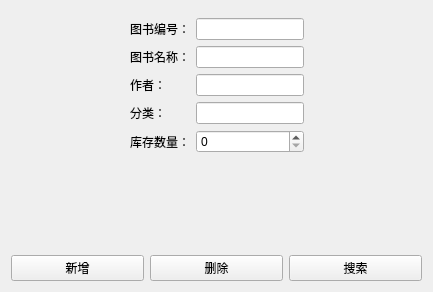
This is bookpanel.ui in kalpas-boy/QtZhxm as Qt 5 draws it before an edit. The edited form follows.
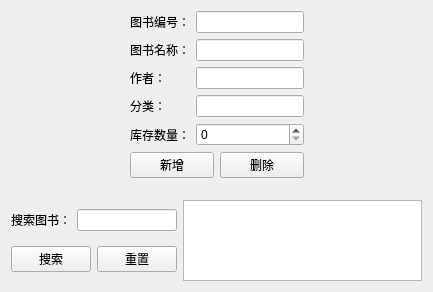
This is the edited form.

Patch:
```diff
--- a/bookpanel.ui
+++ b/bookpanel.ui
@@ -13,7 +13,7 @@
   <property name="windowTitle">
    <string>Form</string>
   </property>
-  <layout class="QVBoxLayout" name="verticalLayout">
+  <layout class="QVBoxLayout" name="verticalLayout_3">
    <item>
     <spacer name="verticalSpacer_2">
      <property name="orientation">
@@ -43,6 +43,8 @@
       </spacer>
      </item>
      <item>
+      <layout class="QVBoxLayout" name="verticalLayout">
+       <item>
       <layout class="QFormLayout" name="formLayout">
        <item row="0" column="0">
         <widget class="QLabel" name="label">
@@ -97,34 +99,6 @@
       </layout>
      </item>
      <item>
-      <spacer name="horizontalSpacer_2">
-       <property name="orientation">
-        <enum>Qt::Orientation::Horizontal</enum>
-       </property>
-       <property name="sizeHint" stdset="0">
-        <size>
-         <width>40</width>
-         <height>20</height>
-        </size>
-       </property>
-      </spacer>
-     </item>
-    </layout>
-   </item>
-   <item>
-    <spacer name="verticalSpacer">
-     <property name="orientation">
-      <enum>Qt::Orientation::Vertical</enum>
-     </property>
-     <property name="sizeHint" stdset="0">
-      <size>
-       <width>20</width>
-       <height>128</height>
-      </size>
-     </property>
-    </spacer>
-   </item>
-   <item>
     <layout class="QHBoxLayout" name="horizontalLayout">
      <item>
       <widget class="QPushButton" name="addBookBtn">
@@ -134,18 +108,84 @@
       </widget>
      </item>
      <item>
-      <widget class="QPushButton" name="searchBookBtn">
+          <widget class="QPushButton" name="delBookBtn">
        <property name="text">
         <string>删除</string>
        </property>
       </widget>
      </item>
+        </layout>
+       </item>
+      </layout>
+     </item>
      <item>
-      <widget class="QPushButton" name="searchBookBtn_2">
+      <spacer name="horizontalSpacer_2">
+       <property name="orientation">
+        <enum>Qt::Orientation::Horizontal</enum>
+       </property>
+       <property name="sizeHint" stdset="0">
+        <size>
+         <width>40</width>
+         <height>20</height>
+        </size>
+       </property>
+      </spacer>
+     </item>
+    </layout>
+   </item>
+   <item>
+    <spacer name="verticalSpacer">
+     <property name="orientation">
+      <enum>Qt::Orientation::Vertical</enum>
+     </property>
+     <property name="sizeHint" stdset="0">
+      <size>
+       <width>20</width>
+       <height>128</height>
+      </size>
+     </property>
+    </spacer>
+   </item>
+   <item>
+    <layout class="QHBoxLayout" name="horizontalLayout_5">
+     <item>
+      <layout class="QVBoxLayout" name="verticalLayout_2">
+       <item>
+        <layout class="QHBoxLayout" name="horizontalLayout_3">
+         <item>
+          <widget class="QLabel" name="label_6">
+           <property name="text">
+            <string>搜索图书：</string>
+           </property>
+          </widget>
+         </item>
+         <item>
+          <widget class="QLineEdit" name="bookSearchEdit"/>
+         </item>
+        </layout>
+       </item>
+       <item>
+        <layout class="QHBoxLayout" name="horizontalLayout_4">
+         <item>
+          <widget class="QPushButton" name="searchBookBtn">
        <property name="text">
         <string>搜索</string>
        </property>
       </widget>
+         </item>
+         <item>
+          <widget class="QPushButton" name="resetSearchBtn">
+           <property name="text">
+            <string>重置</string>
+           </property>
+          </widget>
+         </item>
+        </layout>
+       </item>
+      </layout>
+     </item>
+     <item>
+      <widget class="QTableView" name="bookTableView"/>
      </item>
     </layout>
    </item>
```
Left out of the diff: 4 changed lines with no effect on the pictures. Lines whose indentation alone changed are shown as unchanged.
